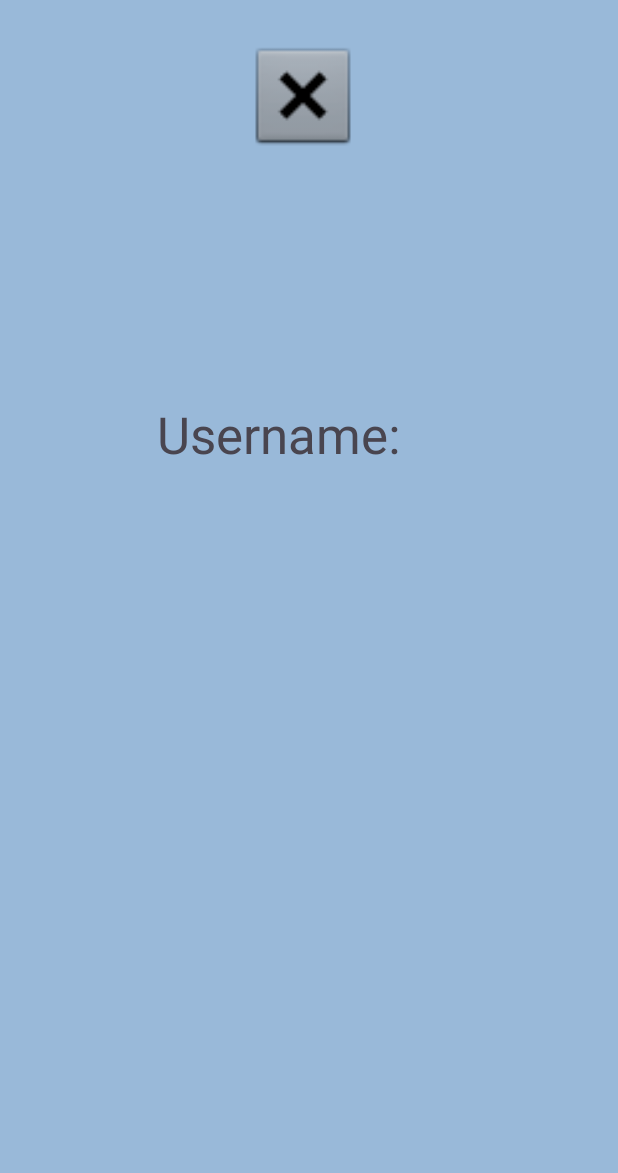
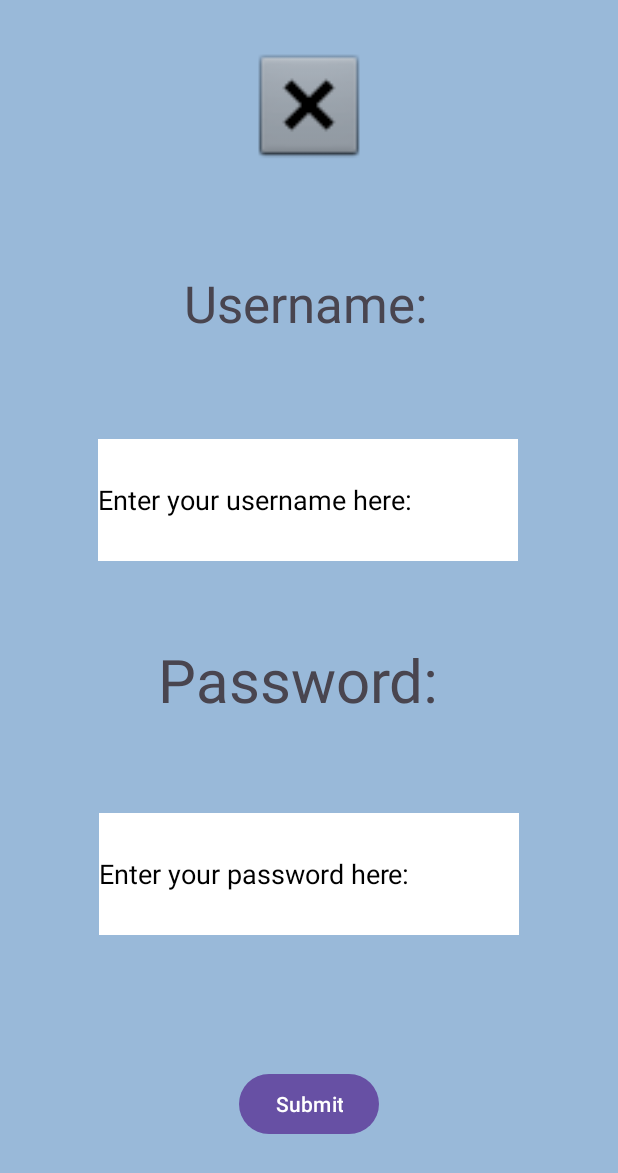
Before and after one commit to JohnDSmith98/CourseworkAppProper, an Android app: the screen it shows after launch (MainActivity), on a phone screen of 412 x 824 dp. Shown: the top 1173 px of the screen. Run offline under Robolectric (Android 15) with nearby library versions, the phone set to English and light mode, and no system bars.

Commit message:
Added textboxes for user/pass. Submit button and dealt with variety of accessability

```diff
--- a/app/src/main/res/layout/activity_main.xml
+++ b/app/src/main/res/layout/activity_main.xml
@@ -9,28 +9,101 @@
 
     <ImageView
         android:id="@+id/imageView2"
-        android:layout_width="140dp"
-        android:layout_height="79dp"
+        android:layout_width="180dp"
+        android:layout_height="84dp"
         android:layout_marginStart="132dp"
-        android:layout_marginTop="24dp"
+        android:layout_marginTop="28dp"
         android:layout_marginEnd="132dp"
+        android:contentDescription="@string/logocontentdescription"
         app:layout_constraintEnd_toEndOf="parent"
-        app:layout_constraintHorizontal_bias="0.0"
+        app:layout_constraintHorizontal_bias="0.515"
         app:layout_constraintStart_toStartOf="parent"
         app:layout_constraintTop_toTopOf="parent"
         app:srcCompat="@android:drawable/btn_dialog" />
 
     <TextView
         android:id="@+id/textView2"
-        android:layout_width="203dp"
-        android:layout_height="49dp"
+        android:layout_width="167dp"
+        android:layout_height="41dp"
         android:layout_marginStart="104dp"
-        android:layout_marginTop="163dp"
+        android:layout_marginTop="48dp"
         android:layout_marginEnd="104dp"
+        android:layout_marginBottom="52dp"
         android:text="@string/username"
         android:textSize="34sp"
+        app:layout_constraintBottom_toTopOf="@+id/editTextText2"
         app:layout_constraintEnd_toEndOf="parent"
         app:layout_constraintStart_toStartOf="parent"
         app:layout_constraintTop_toBottomOf="@+id/imageView2" />
 
+    <TextView
+        android:id="@+id/textView3"
+        android:layout_width="200dp"
+        android:layout_height="60dp"
+        android:layout_marginStart="104dp"
+        android:layout_marginTop="112dp"
+        android:layout_marginEnd="104dp"
+        android:layout_marginBottom="255dp"
+        android:text="@string/password"
+        android:textSize="40sp"
+        app:layout_constraintBottom_toBottomOf="parent"
+        app:layout_constraintEnd_toEndOf="parent"
+        app:layout_constraintHorizontal_bias="0.333"
+        app:layout_constraintStart_toStartOf="parent"
+        app:layout_constraintTop_toBottomOf="@+id/textView2"
+        app:layout_constraintVertical_bias="0.528" />
+
+    <Button
+        android:id="@+id/button"
+        android:layout_width="wrap_content"
+        android:layout_height="wrap_content"
+        android:layout_marginStart="159dp"
+        android:layout_marginEnd="159dp"
+        android:layout_marginBottom="64dp"
+        android:text="@string/submit"
+        app:layout_constraintBottom_toBottomOf="parent"
+        app:layout_constraintEnd_toEndOf="parent"
+        app:layout_constraintHorizontal_bias="0.0"
+        app:layout_constraintStart_toStartOf="parent" />
+
+    <EditText
+        android:id="@+id/editTextTextPassword2"
+        android:layout_width="280dp"
+        android:layout_height="81dp"
+        android:layout_marginStart="88dp"
+        android:layout_marginTop="36dp"
+        android:layout_marginEnd="88dp"
+        android:layout_marginBottom="68dp"
+        android:autofillHints="password"
+        android:background="@color/white"
+        android:ems="10"
+        android:hint="@string/passwordhint"
+        android:inputType="textPassword"
+        android:textColor="@color/black"
+        android:textColorHint="@color/black"
+        app:layout_constraintBottom_toTopOf="@+id/button"
+        app:layout_constraintEnd_toEndOf="parent"
+        app:layout_constraintHorizontal_bias="0.511"
+        app:layout_constraintStart_toStartOf="parent"
+        app:layout_constraintTop_toBottomOf="@+id/textView3" />
+
+    <EditText
+        android:id="@+id/editTextText2"
+        android:layout_width="280dp"
+        android:layout_height="81dp"
+        android:layout_marginStart="88dp"
+        android:layout_marginEnd="88dp"
+        android:layout_marginBottom="52dp"
+        android:autofillHints="username"
+        android:background="@color/white"
+        android:ems="10"
+        android:hint="@string/userhint"
+        android:inputType="text"
+        android:textColor="@color/black"
+        android:textColorHint="@color/black"
+        app:layout_constraintBottom_toTopOf="@+id/textView3"
+        app:layout_constraintEnd_toEndOf="parent"
+        app:layout_constraintHorizontal_bias="0.52"
+        app:layout_constraintStart_toStartOf="parent" />
+
 </androidx.constraintlayout.widget.ConstraintLayout>
--- a/app/src/main/res/values/strings.xml
+++ b/app/src/main/res/values/strings.xml
@@ -2,4 +2,8 @@
     <string name="app_name">CourseworkAppProper</string>
     <string name="username">Username:</string>
     <string name="password">Password:</string>
+    <string name="logocontentdescription">Company Logo</string>
+    <string name="submit">Submit</string>
+    <string name="passwordhint">Enter your password here:</string>
+    <string name="userhint">Enter your username here:</string>
 </resources>
```
